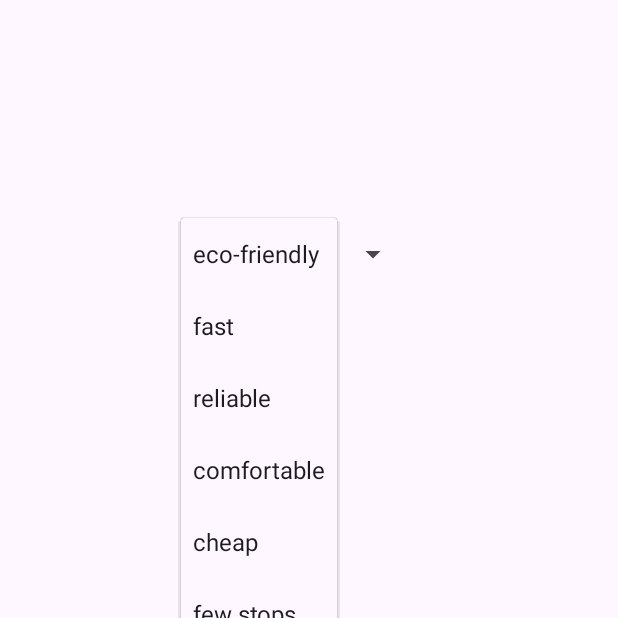
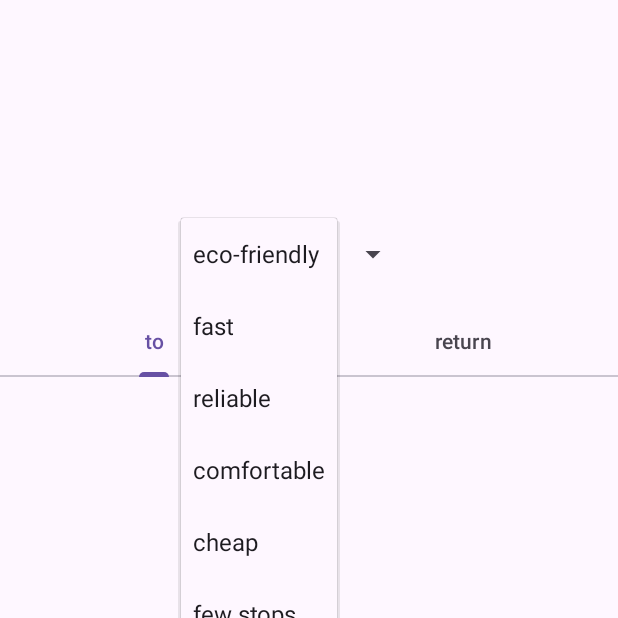
Before and after one commit to malteklaes/M3_TripPlannerApp_highFidelityPrototyp, an Android app: the sortScreen3 screen opened directly, with no data from a screen before it, after a tap on "eco-friendly", on a phone screen of 412 x 824 dp, the top half of it. Run offline under Robolectric (Android 15) with nearby library versions, the light colour scheme and no system bars.

Commit message:
[ sortScreen3 ] [status: 111] ready to implement tabLayout, incoming data can now be fully filtered

```diff
--- a/app/src/main/java/com/example/m3_tripplannerapp_highfidelityprototyp/DataBaseMockUp.java
+++ b/app/src/main/java/com/example/m3_tripplannerapp_highfidelityprototyp/DataBaseMockUp.java
@@ -178,6 +178,22 @@ public class DataBaseMockUp {
     }
 
     /**
+     * retrieves data which is equal than this date
+     * @param database
+     * @param date
+     * @return
+     */
+    public List<DataConnection> retrieveDataByStartDateEqual(List<DataConnection> database, DataDate date){
+        List<DataConnection> result = new ArrayList<>();
+        for (DataConnection connection : database) {
+            if(connection.getStartDate().compareThisDateToThatDate(date) == DataEnumTimeComparison.Equal){
+                result.add(connection);
+            }
+        }
+        return result;
+    }
+
+    /**
      * retrieves data which is earlier than this date
      * @param database
      * @param date
@@ -244,6 +260,24 @@ public class DataBaseMockUp {
     }
 
 
+    /**
+     * filters database due to startCity and startLocation
+     * @param database
+     * @param startCity
+     * @param startLocation
+     * @return
+     */
+    public List<DataConnection> retrieveDataByStartCityAndLocation(List<DataConnection> database, String startCity, String startLocation){
+        List<DataConnection> result = new ArrayList<>();
+        for (DataConnection connection : database) {
+            if(connection.getStartCity().equals(startCity) && connection.getStartLocation().equals(startLocation)){
+                result.add(connection);
+            }
+        }
+        return result;
+    }
+
+
 
 
     // HELP FUNCTIONS -----------------------------------------------------------------------
@@ -278,4 +312,12 @@ public class DataBaseMockUp {
                 "dataBaseMockUp=" + dataBaseMockUp.toString() +
                 '}';
     }
+
+    public String toStringShort(){
+        String result = "DataBaseMockUp{ ";
+        for (DataConnection connection: dataBaseMockUp) {
+            result += connection.toStringShort();
+        }
+        return result + " }";
+    }
 }
--- a/app/src/main/java/com/example/m3_tripplannerapp_highfidelityprototyp/DataConnection.java
+++ b/app/src/main/java/com/example/m3_tripplannerapp_highfidelityprototyp/DataConnection.java
@@ -359,4 +359,10 @@ public class DataConnection {
                 ", transportProperties=" + transportProperties +
                 '}';
     }
+
+    public String toStringShort() {
+        return "(City: " + startCity +
+                ", time: " + startTime + ") ";
+
+    }
 }
--- a/app/src/main/java/com/example/m3_tripplannerapp_highfidelityprototyp/sortScreen3.java
+++ b/app/src/main/java/com/example/m3_tripplannerapp_highfidelityprototyp/sortScreen3.java
@@ -20,6 +20,8 @@ public class sortScreen3 extends AppCompatActivity {
     List<DataConnection> special = new ArrayList<>();
     List<DataEnumTransportProperties> properties = new ArrayList<>();
 
+    List<DataConnection> incomingData = new ArrayList<>();
+
     // filter dropdown
     Spinner filterSpinner;
     String filterResult = "";
@@ -29,6 +31,10 @@ public class sortScreen3 extends AppCompatActivity {
 
     @Override
     protected void onCreate(Bundle savedInstanceState) {
+        // incoming data
+        incomingData.add(new DataConnection("vienna", "hbf", "innsbruck", "hbf",new DataDate(15,5,2023), new DataTime(42,12)));
+        incomingData.add(new DataConnection("innsbruck", "hbf", "vienna", "hbf",new DataDate(15,5,2023), new DataTime(42,18)));
+
         // [0] general set up
         super.onCreate(savedInstanceState);
         setContentView(R.layout.activity_sort_screen3);
@@ -38,6 +44,7 @@ public class sortScreen3 extends AppCompatActivity {
         dataBaseMockUp = new DataBaseMockUp("vienna", "hbf", "innsbruck", "hbf", new DataDate(15,5,2023), DataEnumTransport.Train);
         dataBaseMockUp.addAnotherDay("vienna", "hbf", "innsbruck", "hbf",new DataDate(15,5,2023), DataEnumTransport.Car);
         dataBaseMockUp.addAnotherDay("vienna", "hbf", "innsbruck", "hbf",new DataDate(15,5,2023), DataEnumTransport.Bus);
+
         Log.d("malte", "Ergbnis mocked db: " + dataBaseMockUp.toString());
 
 
@@ -53,19 +60,24 @@ public class sortScreen3 extends AppCompatActivity {
         Log.d("malte", "Ergebnis spinner: " + filterResult);
 
         // DATABASE example
-        // hier wird ein Ergebnis gefiltert
-        //List<DataConnection> special = new ArrayList<>();
         List<DataEnumTransportProperties> properties = new ArrayList<>();
         properties.add(DataEnumTransportProperties.Nothing);
-        /*special = dataBaseMockUp.retrieveDataByTransportProperties(dataBaseMockUp.getDataBaseMockUp(), properties);
-        special = dataBaseMockUp.retrieveDataByStartTimeEarlier(special, new DataTime(40,17));
-        special = dataBaseMockUp.retrieveDataByStartTimeLater(special, new DataTime(40,12));*/
 
 
 
         // ------------------------------------------------------------------------------------------------------------------
-        // [2] set up drop down filter menu and interaction
+        // [3] show data to the tablayouts
 
+        /*
+        => diese Stelle in externe Methode auslagern, weil sie sich mit dem DropDown-Menu ändern muss
+        an dieser Stelle 3 Daten weitergeben:
+        - filterResultProperty
+        - database
+        - dataConnection aus der incomingData (0 für hin und 1 für zurück)
+        => Daten filtern und dann als Ergebnis List<DataConnection> weiterschicken
+
+        [schließlich wird in jedem Fragment der tabLayout eigentlich gefiltert
+         */
     }
 
 
@@ -87,15 +99,25 @@ public class sortScreen3 extends AppCompatActivity {
                 dataBaseMockUp = new DataBaseMockUp("vienna", "hbf", "innsbruck", "hbf", new DataDate(15,5,2023), DataEnumTransport.Train);
                 dataBaseMockUp.addAnotherDay("vienna", "hbf", "innsbruck", "hbf",new DataDate(15,5,2023), DataEnumTransport.Car);
                 dataBaseMockUp.addAnotherDay("vienna", "hbf", "innsbruck", "hbf",new DataDate(15,5,2023), DataEnumTransport.Bus);
+                dataBaseMockUp.addAnotherDay("vienna", "hbf", "innsbruck", "hbf",new DataDate(16,5,2023), DataEnumTransport.Bus);
+                dataBaseMockUp.addAnotherDay("vienna", "hbf", "frankfurt", "hbf",new DataDate(15,5,2023), DataEnumTransport.Train);
                 Log.d("malte", "Ergebnis database size: " + dataBaseMockUp.getDataBaseMockUp().size());
                 // filter database
                 special = dataBaseMockUp.retrieveDataByTransportProperties(dataBaseMockUp.getDataBaseMockUp(), properties);
                 Log.d("malte", "special details: "  + special.toString());
 
-                special = dataBaseMockUp.retrieveDataByStartTimeEarlier(special, new DataTime(40,17));
-                special = dataBaseMockUp.retrieveDataByStartTimeLater(special, new DataTime(40,12));
+                // actual filter due to incoming data
+                special = dataBaseMockUp.retrieveDataByStartDateEqual(special, incomingData.get(0).getStartDate());
+                special = dataBaseMockUp.retrieveDataByStartTimeLater(special, incomingData.get(0).getStartTime());
+                //special = dataBaseMockUp.retrieveDataByStartTimeLater(special, new DataTime(40,12));
+                special = dataBaseMockUp.retrieveDataByStartCityAndLocation(special, incomingData.get(0).getStartCity(), incomingData.get(0).getStartLocation());
 
-                Log.d("malte", "Ergebnis Suche nach property: " + properties.toString() + " ist: " + special.toString());
+                String loggerResult = "Result { ";
+                for (DataConnection c: special) {
+                    loggerResult += c.toStringShort();
+                }
+                loggerResult += " }";
+                Log.d("malte", "Ergebnis Suche nach property: " + properties.toString() + " ist: " + loggerResult);
                 Log.d("malte", "Ergebnis Suche nach property: " + properties.toString() + " ist: " + special.size());
 
 
--- a/app/src/main/res/layout/activity_sort_screen3.xml
+++ b/app/src/main/res/layout/activity_sort_screen3.xml
@@ -15,5 +15,23 @@
         android:layout_marginTop="145dp"
         android:layout_marginEnd="139dp" />
 
+    <com.google.android.material.tabs.TabLayout
+        android:layout_width="match_parent"
+        android:layout_height="wrap_content"
+        android:layout_below="@+id/filterSpinner"
+        android:layout_marginTop="10dp">
+
+        <com.google.android.material.tabs.TabItem
+            android:layout_width="wrap_content"
+            android:layout_height="wrap_content"
+            android:text="to" />
+
+        <com.google.android.material.tabs.TabItem
+            android:layout_width="wrap_content"
+            android:layout_height="wrap_content"
+            android:text="return" />
+
+    </com.google.android.material.tabs.TabLayout>
+
 
 </RelativeLayout>
```
